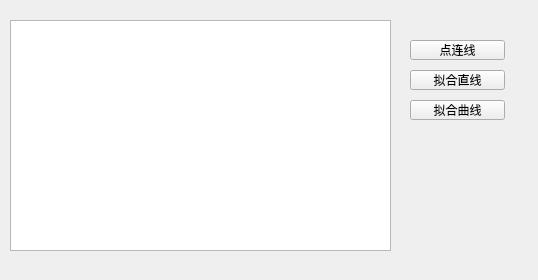
First picture: the form in pointtoline.ui, repository whyafer/PointToLine, before the edit.
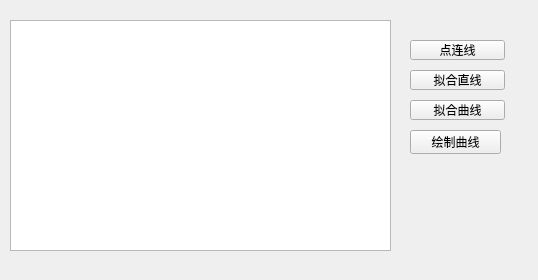
Second picture: the form after the edit. Custom widgets are drawn as their Qt base class.

```diff
--- a/pointtoline.ui
+++ b/pointtoline.ui
@@ -68,6 +68,19 @@
     <bool>false</bool>
    </property>
   </widget>
+  <widget class="QPushButton" name="pb4">
+   <property name="geometry">
+    <rect>
+     <x>410</x>
+     <y>130</y>
+     <width>91</width>
+     <height>24</height>
+    </rect>
+   </property>
+   <property name="text">
+    <string>绘制曲线</string>
+   </property>
+  </widget>
  </widget>
  <customwidgets>
   <customwidget>
```
Left out of the diff: 16 changed lines with no effect on the pictures.
